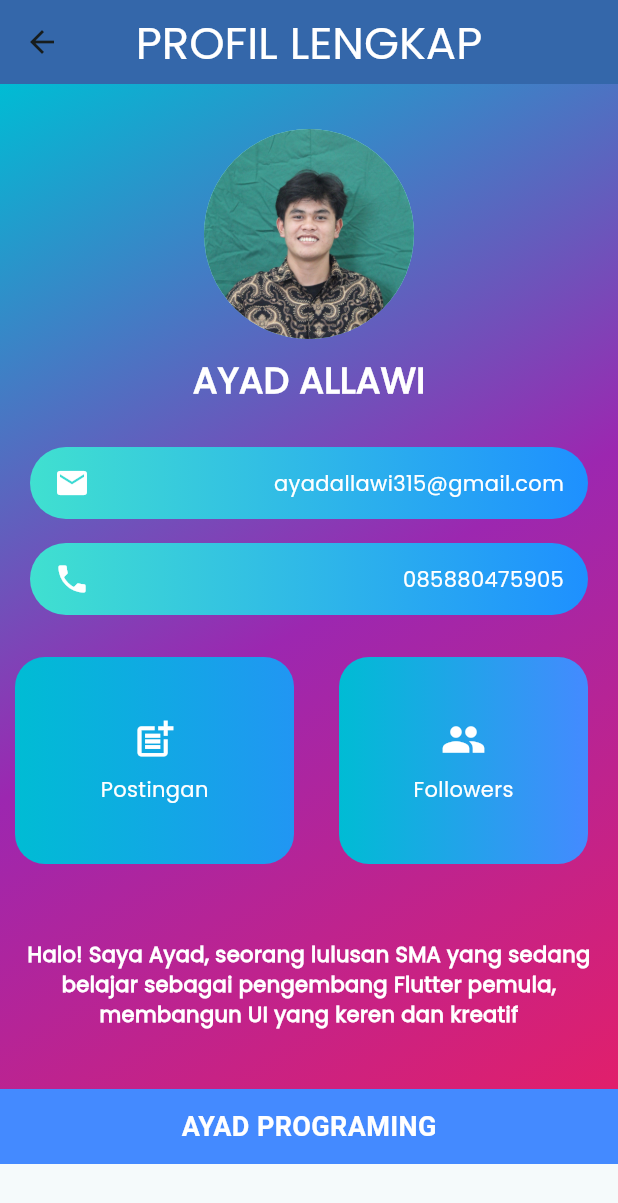
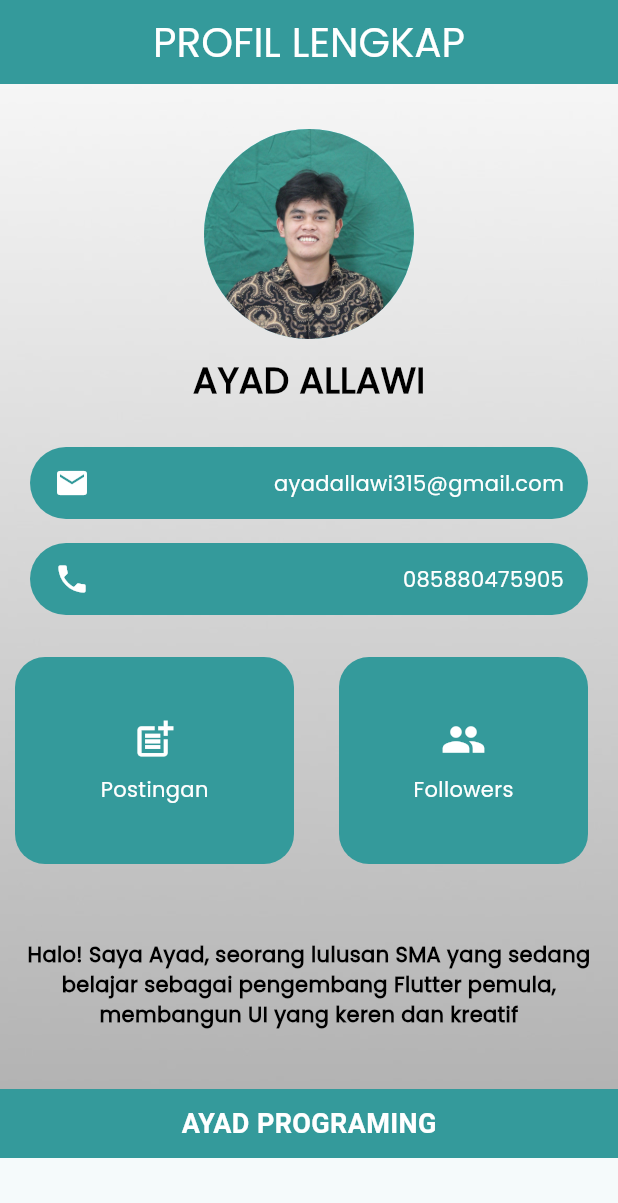
Before and after one commit to Sahrulproject/Persija_Store, a Flutter app: the Profil screen opened directly, on a phone screen of 412 x 824 dp. Shown: the top 1203 px of the screen. Run offline on Flutter 3.47's test engine with Material 3 defaults, Android fonts, the light colour scheme and no system bars; our stand-ins replace get, iconsax, shared_preferences, sqflite; accounts and stored records are empty.

Commit message:
project presentasi

```diff
--- a/lib/model/product.dart
+++ b/lib/model/product.dart
@@ -64,6 +64,7 @@ class _ProdukPageState extends State<ProdukPage> {
           "Stok Gudang Eiger",
           style: TextStyle(fontFamily: 'Poppins', fontWeight: FontWeight.bold),
         ),
+        automaticallyImplyLeading: false,
         backgroundColor: const Color.fromARGB(255, 198, 211, 198),
         centerTitle: true,
       ),
--- a/lib/views/bottom.dart
+++ b/lib/views/bottom.dart
@@ -24,7 +24,7 @@ class Bottom extends StatelessWidget {
               controller.selectedIndex.value = index,
           destinations: const [
             NavigationDestination(icon: Icon(Iconsax.home), label: 'Home'),
-            NavigationDestination(icon: Icon(Iconsax.shop), label: 'Store'),
+            NavigationDestination(icon: Icon(Iconsax.shop_add), label: 'Store'),
             NavigationDestination(icon: Icon(Iconsax.money), label: 'Laporan'),
             NavigationDestination(icon: Icon(Iconsax.user), label: 'Profile'),
           ],
--- a/lib/views/profil.dart
+++ b/lib/views/profil.dart
@@ -11,21 +11,21 @@ class Profil extends StatelessWidget {
           "PROFIL LENGKAP",
           style: TextStyle(
             fontFamily: "Poppins",
-            fontSize: 30,
+            fontSize: 27,
             color: Color.fromARGB(255, 255, 255, 255),
           ),
         ),
+        automaticallyImplyLeading: false,
         centerTitle: true,
-        backgroundColor: const Color.fromARGB(255, 52, 103, 170),
+        backgroundColor: Color(0xFF349A9B),
       ),
 
       body: Container(
         width: double.infinity,
         decoration: const BoxDecoration(
-          gradient: LinearGradient(
-            colors: [Colors.cyan, Colors.purple, Colors.pink],
-            begin: Alignment.topLeft,
-            end: Alignment.bottomRight,
+          image: DecorationImage(
+            image: AssetImage("assets/images/foto/back.jpg"),
+            fit: BoxFit.cover,
           ),
         ),
         child: SafeArea(
@@ -43,7 +43,7 @@ class Profil extends StatelessWidget {
                   style: TextStyle(
                     fontSize: 24,
                     fontWeight: FontWeight.bold,
-                    color: Colors.white,
+                    color: Color.fromARGB(255, 0, 0, 0),
                     fontFamily: 'Poppins',
                   ),
                 ),
@@ -61,9 +61,7 @@ class Profil extends StatelessWidget {
                   ),
                   decoration: BoxDecoration(
                     borderRadius: BorderRadius.circular(30),
-                    gradient: const LinearGradient(
-                      colors: [Color(0xFF40E0D0), Color(0xFF1E90FF)],
-                    ),
+                    color: Color(0xFF349A9B),
                   ),
                   child: Row(
                     children: const [
@@ -92,9 +90,7 @@ class Profil extends StatelessWidget {
                   ),
                   decoration: BoxDecoration(
                     borderRadius: BorderRadius.circular(30),
-                    gradient: const LinearGradient(
-                      colors: [Color(0xFF40E0D0), Color(0xFF1E90FF)],
-                    ),
+                    color: Color(0xFF349A9B),
                   ),
                   child: Row(
                     children: const [
@@ -120,9 +116,7 @@ class Profil extends StatelessWidget {
                         padding: const EdgeInsets.all(40),
                         decoration: BoxDecoration(
                           borderRadius: BorderRadius.circular(20),
-                          gradient: const LinearGradient(
-                            colors: [Colors.cyan, Colors.blue],
-                          ),
+                          color: Color(0xFF349A9B),
                         ),
                         child: const Column(
                           mainAxisSize: MainAxisSize.min,
@@ -146,9 +140,7 @@ class Profil extends StatelessWidget {
                         padding: const EdgeInsets.all(40),
                         decoration: BoxDecoration(
                           borderRadius: BorderRadius.circular(20),
-                          gradient: const LinearGradient(
-                            colors: [Colors.cyan, Colors.blueAccent],
-                          ),
+                          color: Color(0xFF349A9B),
                         ),
                         child: const Column(
                           mainAxisSize: MainAxisSize.min,
@@ -177,19 +169,19 @@ class Profil extends StatelessWidget {
                     'Halo! Saya Ayad, seorang lulusan SMA yang sedang belajar sebagai pengembang Flutter pemula, membangun UI yang keren dan kreatif',
                     textAlign: TextAlign.center,
                     style: TextStyle(
-                      color: Colors.white,
+                      color: Colors.black,
                       fontWeight: FontWeight.bold,
                       fontFamily: 'Poppins',
                     ),
                   ),
                 ),
 
-                const SizedBox(height: 40), // ganti Spacer dengan SizedBox
+                const SizedBox(height: 40),
 
                 Container(
-                  padding: const EdgeInsets.all(12),
+                  padding: const EdgeInsets.all(10),
                   width: double.infinity,
-                  color: Colors.blueAccent,
+                  color: Color(0xFF349A9B),
                   child: const Center(
                     child: Text(
                       'AYAD PROGRAMING',
```
Also changed, not shown: lib/model/drawer.dart (deleted, +0 -144 lines), lib/screens/home.dart (+16 -3 lines), lib/screens/keuangan.dart (+19 -21 lines), lib/screens/laporan.dart (+23 -4 lines), lib/screens/mutasi.dart (+27 -23 lines), assets/images/foto/home.png (added).
